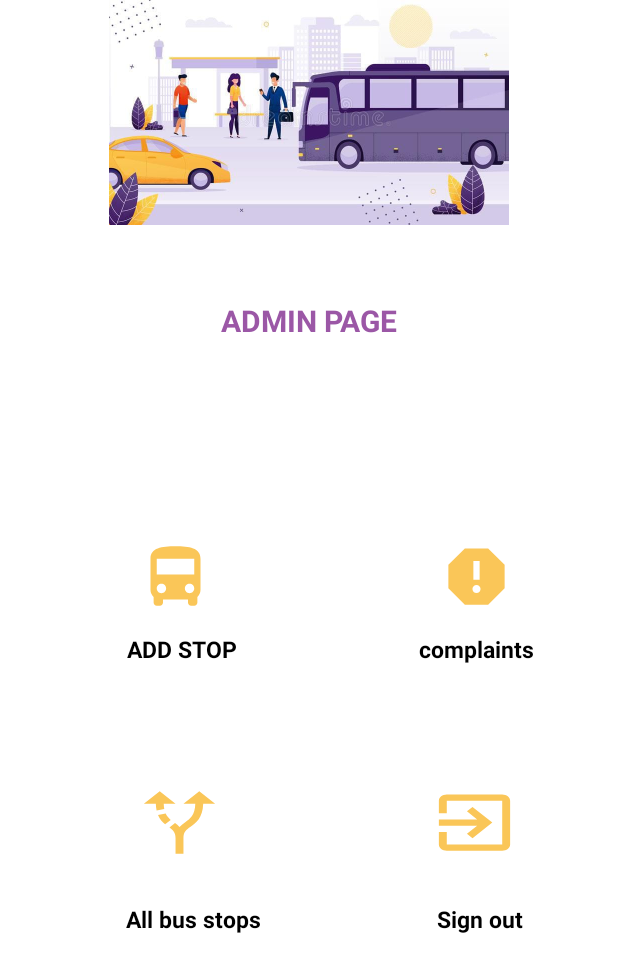
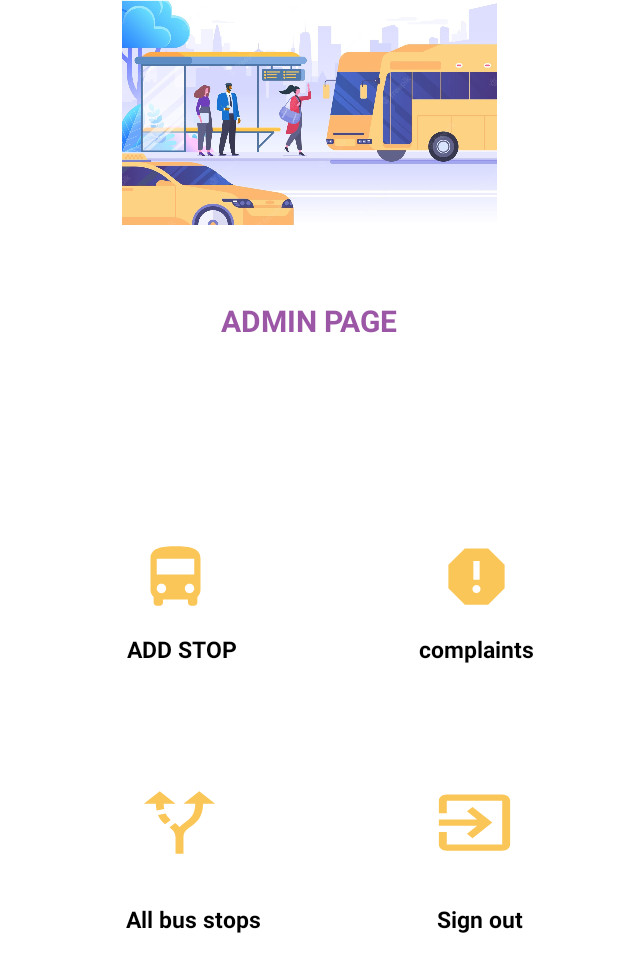
Before and after one commit to omarmohanned/Easyway, an Android app: the screen it shows after launch (Admin_page), on a phone screen of 412 x 824 dp. Shown: the top 972 px of the screen. Run offline under Robolectric (Android 15) with nearby library versions, the phone set to English and light mode, and no system bars; our stand-ins replace Firebase (no records; nobody signed in at launch, a user with empty details on screens opened directly).

Commit message:
easy_way_app

```diff
--- a/app/src/main/res/layout/activity_admin_page.xml
+++ b/app/src/main/res/layout/activity_admin_page.xml
@@ -19,7 +19,7 @@
                 android:id="@+id/imageView5"
                 android:layout_width="match_parent"
                 android:layout_height="150dp"
-                app:srcCompat="@drawable/icon_2" />
+                app:srcCompat="@drawable/admin_icon" />
 
             <TextView
                 android:id="@+id/textView2"
```
Also changed, not shown: app/src/main/res/drawable/admin_icon.jpg (added).
